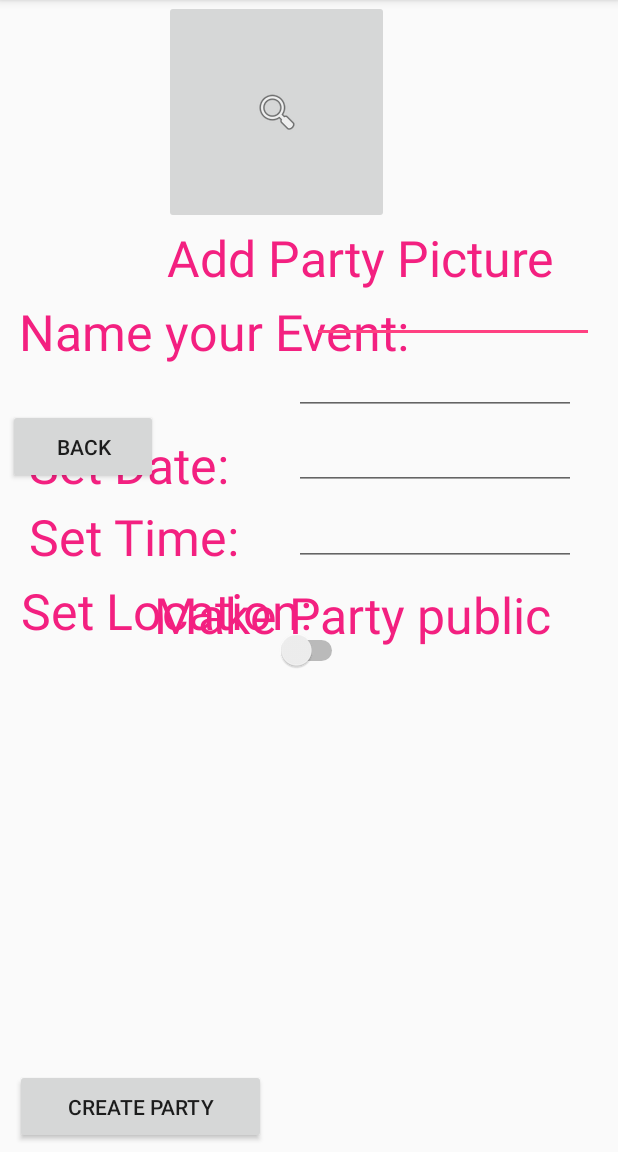
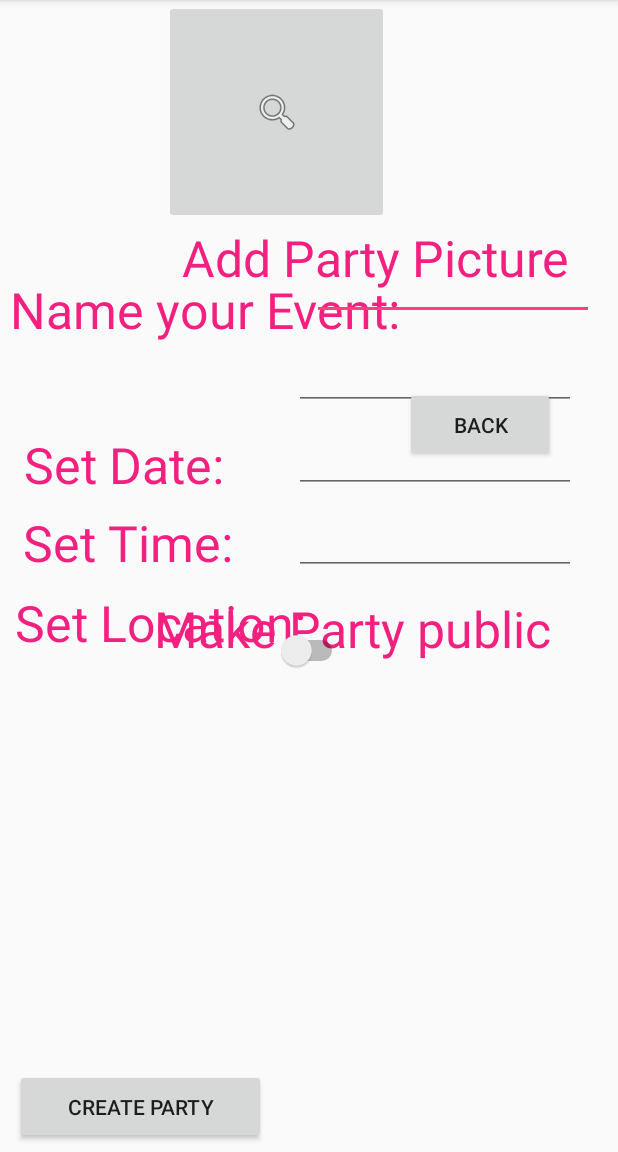
Before and after one commit to JackGuzzetta/Wristband, an Android app: the Create_Party screen opened directly, with no data from a screen before it, on a phone screen of 412 x 824 dp, the part 84-1236 px from its top. Run offline under Robolectric (Android 15) with nearby library versions, the phone set to English and light mode, and no system bars; our stand-ins replace Volley; libraries missing offline, so code that uses them is left out: com.facebook, com.facebook.login.

Commit message:
small changes to create_party screen

```diff
--- a/WristbandClient/app/src/main/java/com/wristband/yt_b_4/wristbandclient/CoHost.java
+++ b/WristbandClient/app/src/main/java/com/wristband/yt_b_4/wristbandclient/CoHost.java
@@ -33,12 +33,13 @@ import com.wristband.yt_b_4.wristbandclient.R;
 
 public class CoHost extends AppCompatActivity {
     int max;
-    private Button next;
+    private Button next, save;
     @Override
     protected void onCreate(Bundle savedInstanceState) {
         super.onCreate(savedInstanceState);
         setContentView(R.layout.activity_add_cohost);
         next = (Button) findViewById(R.id.next);
+        save = (Button) findViewById(R.id.save);
     }
     public boolean onCreateOptionsMenu(Menu menu) {
         MenuInflater inflater = getMenuInflater();
--- a/WristbandClient/app/src/main/res/layout/activity_create_party.xml
+++ b/WristbandClient/app/src/main/res/layout/activity_create_party.xml
@@ -34,7 +34,7 @@
         app:layout_constraintTop_toTopOf="parent"
         app:layout_constraintHorizontal_bias="0.032"
         app:layout_constraintVertical_bias="0.016"
-        android:layout_marginLeft="110dp"
+        android:layout_marginLeft="120dp"
         android:layout_marginTop="140dp" />
 
     <TextView
@@ -49,8 +49,8 @@
         app:layout_constraintTop_toTopOf="parent"
         app:layout_constraintHorizontal_bias="0.032"
         app:layout_constraintVertical_bias="0.016"
-        android:layout_marginLeft="8dp"
-        android:layout_marginTop="190dp" />
+        android:layout_marginLeft="2dp"
+        android:layout_marginTop="175dp" />
 
     <EditText
         android:layout_width="188dp"
@@ -58,7 +58,7 @@
         android:layout_marginRight="16dp"
         app:layout_constraintRight_toRightOf="parent"
         app:layout_constraintTop_toTopOf="parent"
-        android:layout_marginTop="185dp"
+        android:layout_marginTop="170dp"
         android:id="@+id/eventName"
         />
 
@@ -74,16 +74,16 @@
         app:layout_constraintTop_toTopOf="parent"
         app:layout_constraintHorizontal_bias="0.043"
         app:layout_constraintVertical_bias="0.197"
-        android:layout_marginLeft="8dp"
+        android:layout_marginLeft="4dp"
         android:layout_marginTop="180dp" />
 
     <EditText
         android:layout_width="188dp"
-        android:layout_height="37dp"
+        android:layout_height="43dp"
         android:layout_marginRight="28dp"
         app:layout_constraintRight_toRightOf="parent"
         app:layout_constraintTop_toTopOf="parent"
-        android:layout_marginTop="239dp"
+        android:layout_marginTop="230dp"
         android:id="@+id/day" />
     <TextView
         android:layout_width="wrap_content"
@@ -97,16 +97,16 @@
         app:layout_constraintTop_toTopOf="parent"
         app:layout_constraintHorizontal_bias="0.043"
         app:layout_constraintVertical_bias="0.197"
-        android:layout_marginLeft="8dp"
-        android:layout_marginTop="240dp" />
+        android:layout_marginLeft="4dp"
+        android:layout_marginTop="245dp" />
 
     <EditText
         android:layout_width="188dp"
-        android:layout_height="37dp"
+        android:layout_height="43dp"
         android:layout_marginRight="28dp"
         app:layout_constraintRight_toRightOf="parent"
         app:layout_constraintTop_toTopOf="parent"
-        android:layout_marginTop="289dp"
+        android:layout_marginTop="285dp"
         android:id="@+id/tyme"
 
         />
@@ -122,12 +122,12 @@
         app:layout_constraintTop_toTopOf="parent"
         app:layout_constraintHorizontal_bias="0.029"
         app:layout_constraintVertical_bias="0.2"
-        android:layout_marginLeft="8dp"
-        android:layout_marginTop="300dp" />
+        android:layout_marginLeft="4dp"
+        android:layout_marginTop="310dp" />
 
     <EditText
         android:layout_width="188dp"
-        android:layout_height="37dp"
+        android:layout_height="43dp"
         android:layout_marginRight="28dp"
         app:layout_constraintRight_toRightOf="parent"
         app:layout_constraintTop_toTopOf="parent"
@@ -148,7 +148,7 @@
         app:layout_constraintHorizontal_bias="0.063"
         app:layout_constraintVertical_bias="0.034"
         android:layout_marginLeft="100dp"
-        android:layout_marginTop="375dp" />
+        android:layout_marginTop="385dp" />
 
     <Switch
         android:layout_width="wrap_content"
@@ -177,13 +177,13 @@
         android:id="@+id/next"
         android:layout_width="167dp"
         android:layout_height="50dp"
-        android:layout_marginLeft="201dp"
+        android:layout_marginLeft="190dp"
         android:text="Next"
         android:clickable="true"
         app:layout_constraintLeft_toLeftOf="parent"
         app:layout_constraintBottom_toBottomOf="parent"
         android:layout_marginBottom="5dp"
-        android:layout_marginStart="200dp"
+        android:layout_marginStart="190dp"
         />
 
     <Button
@@ -195,8 +195,8 @@
         android:clickable="true"
         app:layout_constraintLeft_toLeftOf="parent"
         app:layout_constraintBottom_toBottomOf="parent"
-        android:layout_marginBottom="445dp"
-        android:layout_marginStart="5dp"
+        android:layout_marginBottom="460dp"
+        android:layout_marginStart="270dp"
         />
 
 </android.support.constraint.ConstraintLayout>
```
